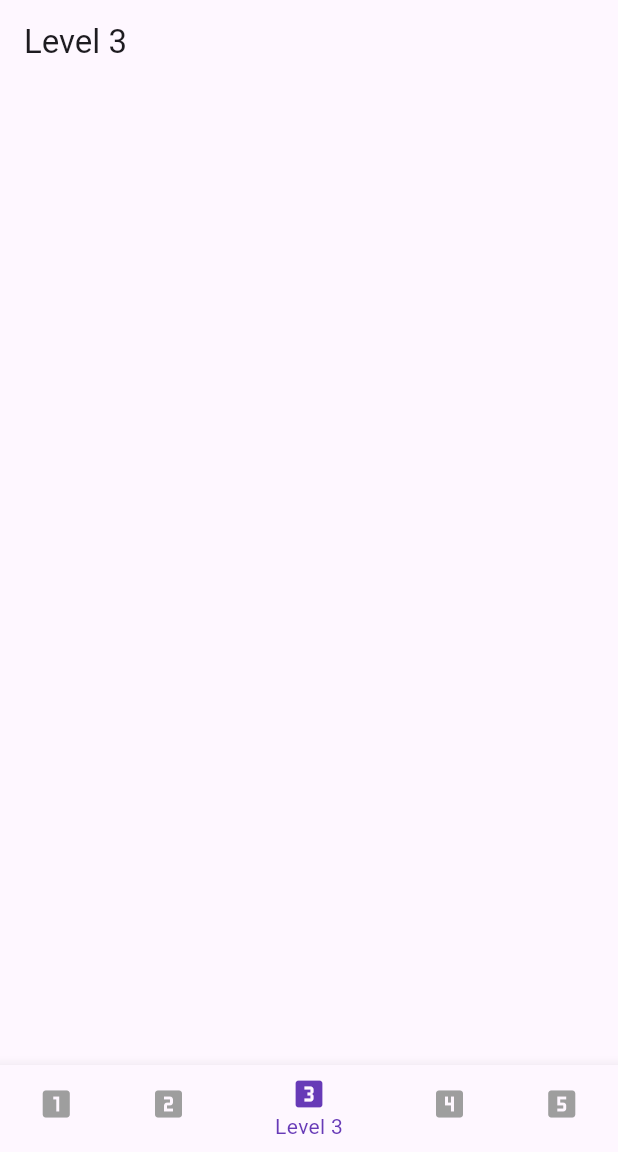
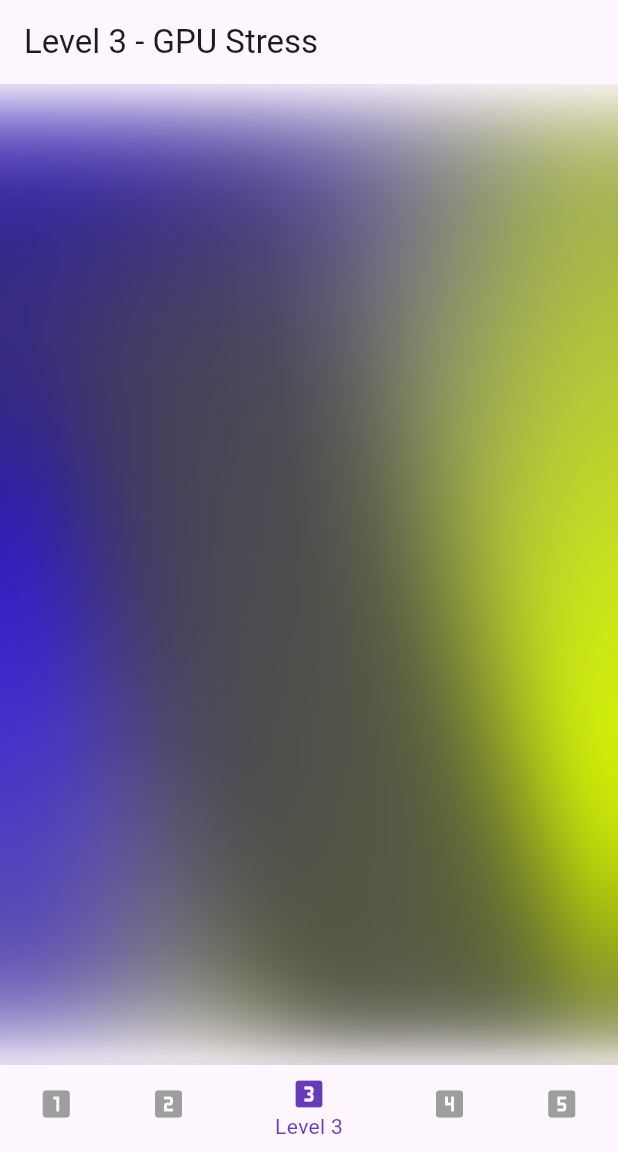
Before and after one commit to Leonardo1952/exploring_devtools, a Flutter app: the screen it shows after launch, item 3 of the bottom bar chosen, on a phone screen of 412 x 824 dp, the part 84-1236 px from its top. Run offline on Flutter 3.47's test engine with Material 3 defaults, Android fonts, the light colour scheme and no system bars; our stand-ins replace cached_network_image; network calls fail.

Commit message:
create level3

```diff
--- a/lib/level3_page.dart
+++ b/lib/level3_page.dart
@@ -1,13 +1,103 @@
 import 'package:flutter/material.dart';
 
-class Level3Page extends StatelessWidget {
+import 'dart:ui';
+import 'dart:async';
+import 'dart:math' as math;
+
+class Level3Page extends StatefulWidget {
   const Level3Page({super.key});
+
+  @override
+  State<Level3Page> createState() => _Level3PageState();
+}
+
+class _Level3PageState extends State<Level3Page> {
+  double _offset = 0.0;
+  Timer? _timer;
+
+  @override
+  void initState() {
+    super.initState();
+    // Animate to force constant repainting
+    _timer = Timer.periodic(const Duration(milliseconds: 16), (timer) {
+      if (mounted) {
+        setState(() {
+          _offset += 0.02;
+          if (_offset > 2 * 3.14159) _offset -= 2 * 3.14159;
+        });
+      }
+    });
+  }
+
+  @override
+  void dispose() {
+    _timer?.cancel();
+    super.dispose();
+  }
 
   @override
   Widget build(BuildContext context) {
     return Scaffold(
-      appBar: AppBar(title: const Text('Level 3')),
-      body: Center(),
+      appBar: AppBar(title: const Text('Level 3 - GPU Stress')),
+      body: Stack(
+        fit: StackFit.expand,
+        children: [
+          // Animated Gradient Background
+          Container(
+            decoration: BoxDecoration(
+              gradient: LinearGradient(
+                begin: Alignment(math.sin(_offset), math.cos(_offset)),
+                end: Alignment(-math.sin(_offset), -math.cos(_offset)),
+                colors: [
+                  HSVColor.fromAHSV(
+                    1.0,
+                    (_offset * 50) % 360,
+                    1.0,
+                    1.0,
+                  ).toColor(),
+                  HSVColor.fromAHSV(
+                    1.0,
+                    ((_offset * 50) + 180) % 360,
+                    1.0,
+                    1.0,
+                  ).toColor(),
+                ],
+              ),
+            ),
+          ),
+          // Many overlapping shadows and blurs
+          ...List.generate(20, (index) {
+            return Positioned(
+              top: 50.0 * index + 20 * math.sin(1 + _offset),
+              left: 20.0 * index + 20 * math.cos(1 + _offset),
+              child: Container(
+                width: 200,
+                height: 200,
+                decoration: BoxDecoration(
+                  color: Colors.white.withValues(alpha: 0.1),
+                  borderRadius: BorderRadius.circular(20),
+                  boxShadow: [
+                    BoxShadow(
+                      color: Colors.black.withValues(alpha: 0.3),
+                      blurRadius: 20,
+                      spreadRadius: 5,
+                    ),
+                  ],
+                ),
+                child: BackdropFilter(
+                  filter: ImageFilter.blur(sigmaX: 10, sigmaY: 10),
+                  child: Center(
+                    child: Text(
+                      'Blur $index',
+                      style: const TextStyle(color: Colors.white),
+                    ),
+                  ),
+                ),
+              ),
+            );
+          }),
+        ],
+      ),
     );
   }
 }
```
